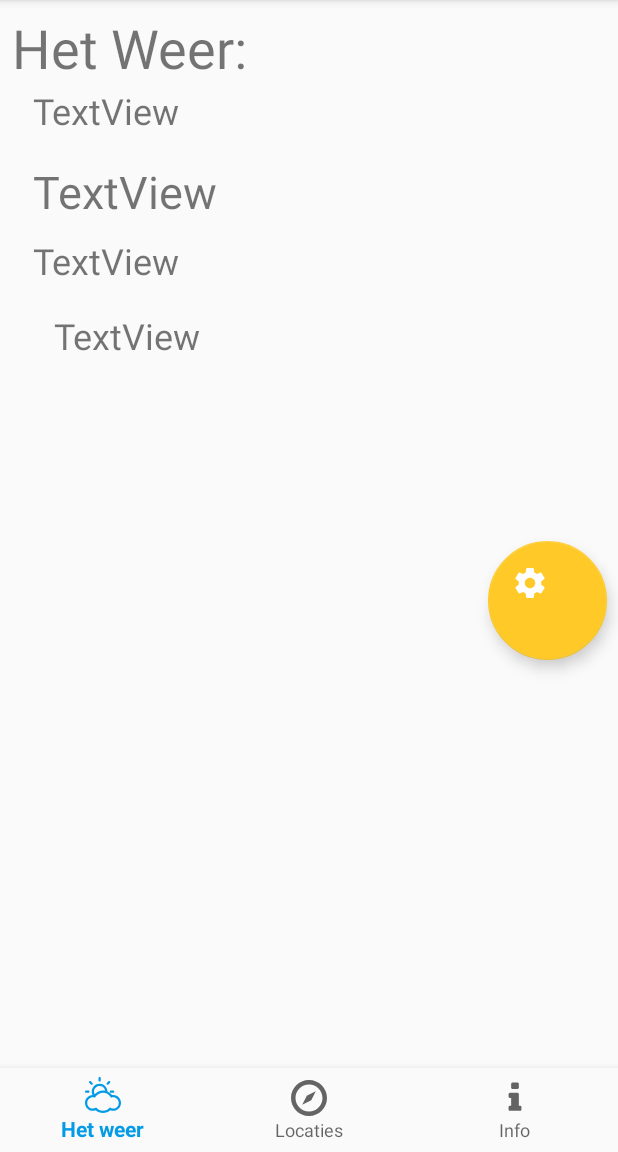
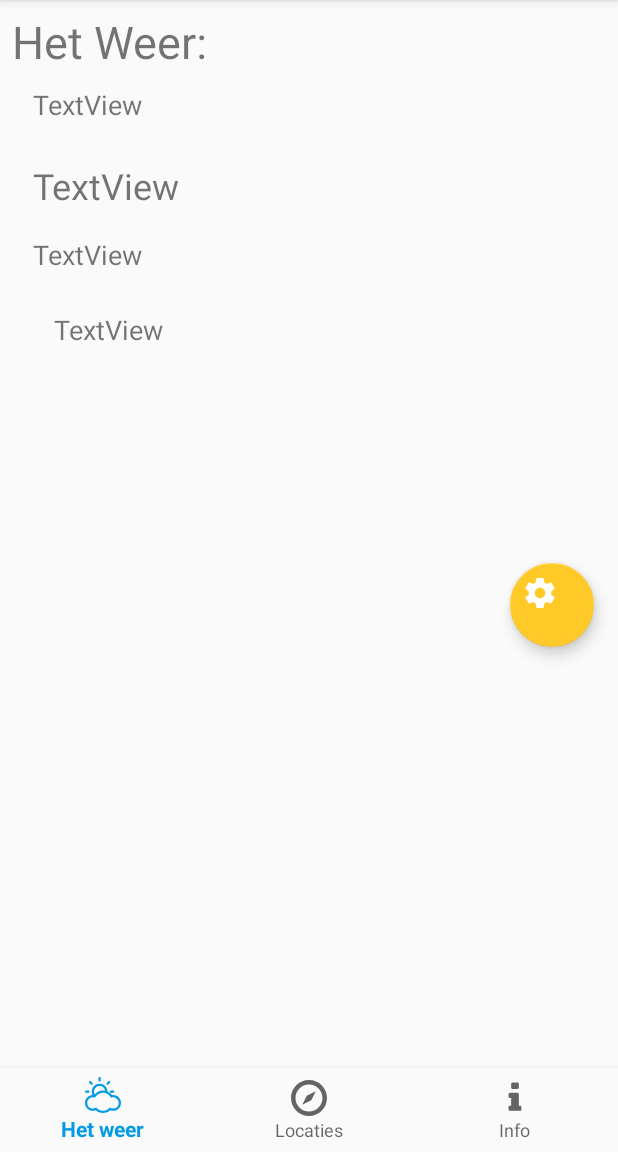
Before and after one commit to johnbaaij/Myweather, an Android app: the screen it shows after launch (MainActivity), on a phone screen of 412 x 824 dp, the part 84-1236 px from its top. Run offline under Robolectric (Android 15) with nearby library versions, the phone set to English and light mode, and no system bars; 1 statement that could not run was skipped.

Commit message:
fixes some layout margins

```diff
--- a/app/src/main/res/layout/text_clicked_layout.xml
+++ b/app/src/main/res/layout/text_clicked_layout.xml
@@ -10,27 +10,27 @@
         android:layout_width="match_parent"
         android:layout_height="62dp"
         android:text="Title"
-        android:textSize="30sp" />
+        android:textSize="24sp" />
 
     <TextView
         android:id="@+id/temp"
         android:layout_width="match_parent"
         android:layout_height="50dp"
         android:text="TextView"
-        android:textSize="24sp" />
+        android:textSize="18sp" />
 
     <TextView
         android:id="@+id/minTemp"
         android:layout_width="match_parent"
         android:layout_height="50dp"
         android:text="TextView"
-        android:textSize="24sp" />
+        android:textSize="18sp" />
 
     <TextView
         android:id="@+id/maxTemp"
         android:layout_width="match_parent"
         android:layout_height="50dp"
         android:text="TextView"
-        android:textSize="24sp" />
+        android:textSize="18sp" />
 
 </LinearLayout>
--- a/app/src/main/res/layout/weer_layout.xml
+++ b/app/src/main/res/layout/weer_layout.xml
@@ -12,20 +12,20 @@
         android:id="@+id/textView"
         android:layout_width="0dp"
         android:layout_height="0dp"
+        android:layout_marginEnd="8dp"
+        android:layout_marginStart="8dp"
+        android:layout_marginTop="7dp"
         android:text="Het Weer:"
-        android:textSize="36sp"
-        tools:layout_constraintTop_creator="1"
+        android:textSize="30sp"
+        app:layout_constraintBottom_toTopOf="@+id/textTemp"
+        app:layout_constraintLeft_toLeftOf="parent"
+        app:layout_constraintRight_toRightOf="parent"
+        app:layout_constraintTop_toTopOf="parent"
+        app:layout_constraintVertical_bias="1.0"
+        tools:layout_constraintBottom_creator="1"
+        tools:layout_constraintLeft_creator="1"
         tools:layout_constraintRight_creator="1"
-        tools:layout_constraintBottom_creator="1"
-        app:layout_constraintBottom_toTopOf="@+id/textTemp"
-        android:layout_marginStart="8dp"
-        android:layout_marginEnd="8dp"
-        app:layout_constraintRight_toRightOf="parent"
-        android:layout_marginTop="7dp"
-        tools:layout_constraintLeft_creator="1"
-        app:layout_constraintLeft_toLeftOf="parent"
-        app:layout_constraintTop_toTopOf="parent"
-        app:layout_constraintVertical_bias="1.0" />
+        tools:layout_constraintTop_creator="1" />
 
     <TextView
         android:id="@+id/textTemp"
@@ -35,7 +35,7 @@
         android:layout_marginStart="8dp"
         android:layout_marginTop="57dp"
         android:text="TextView"
-        android:textSize="24sp"
+        android:textSize="18sp"
         app:layout_constraintLeft_toLeftOf="parent"
         app:layout_constraintRight_toRightOf="parent"
         app:layout_constraintTop_toTopOf="parent"
@@ -47,56 +47,55 @@
         android:id="@+id/textStad"
         android:layout_width="0dp"
         android:layout_height="50dp"
+        android:layout_marginTop="0dp"
         android:text="TextView"
-        android:textSize="30sp"
-        tools:layout_constraintTop_creator="1"
-        tools:layout_constraintRight_creator="1"
+        android:textSize="24sp"
+        app:layout_constraintHorizontal_bias="0.0"
+        app:layout_constraintLeft_toLeftOf="@+id/textTemp"
         app:layout_constraintRight_toRightOf="@+id/textTemp"
         app:layout_constraintTop_toBottomOf="@+id/textTemp"
         tools:layout_constraintLeft_creator="1"
-        app:layout_constraintLeft_toLeftOf="@+id/textTemp"
-        android:layout_marginTop="0dp"
-        app:layout_constraintHorizontal_bias="0.0" />
+        tools:layout_constraintRight_creator="1"
+        tools:layout_constraintTop_creator="1" />
 
     <TextView
         android:id="@+id/textMinTemp"
         android:layout_width="0dp"
         android:layout_height="50dp"
+        android:layout_marginTop="0dp"
         android:text="TextView"
-        android:textSize="24sp"
-        tools:layout_constraintTop_creator="1"
-        tools:layout_constraintRight_creator="1"
+        android:textSize="18sp"
+        app:layout_constraintHorizontal_bias="1.0"
+        app:layout_constraintLeft_toLeftOf="@+id/textStad"
         app:layout_constraintRight_toRightOf="@+id/textStad"
         app:layout_constraintTop_toBottomOf="@+id/textStad"
         tools:layout_constraintLeft_creator="1"
-        app:layout_constraintLeft_toLeftOf="@+id/textStad"
-        android:layout_marginTop="0dp"
-        app:layout_constraintHorizontal_bias="1.0" />
+        tools:layout_constraintRight_creator="1"
+        tools:layout_constraintTop_creator="1" />
 
     <TextView
         android:id="@+id/textMaxTemp"
         android:layout_width="368dp"
         android:layout_height="50dp"
+        android:layout_marginEnd="8dp"
+        android:layout_marginRight="8dp"
+        android:layout_marginTop="0dp"
         android:text="TextView"
-        android:textSize="24sp"
+        android:textSize="18sp"
         app:layout_constraintRight_toRightOf="parent"
-        android:layout_marginRight="8dp"
-        tools:layout_constraintTop_creator="1"
-        android:layout_marginEnd="8dp"
         app:layout_constraintTop_toBottomOf="@+id/textMinTemp"
-        android:layout_marginTop="0dp" />
+        tools:layout_constraintTop_creator="1" />
 
     <android.support.design.widget.FloatingActionButton
         android:id="@+id/fab"
-        android:layout_width="79dp"
-        android:layout_height="79dp"
+        android:layout_width="56dp"
+        android:layout_height="56dp"
+        android:layout_marginRight="16dp"
+        android:layout_marginTop="118dp"
         android:clickable="true"
-        app:fabSize="normal"
-        app:srcCompat="@drawable/ic_settings_black_24dp"
-        android:layout_marginEnd="7dp"
-        android:layout_marginTop="103dp"
+        app:fabSize="mini"
+        app:layout_constraintRight_toRightOf="parent"
         app:layout_constraintTop_toBottomOf="@+id/textMaxTemp"
-        android:layout_marginRight="7dp"
-        app:layout_constraintRight_toRightOf="parent" />
+        app:srcCompat="@drawable/ic_settings_black_24dp" />
 
 </android.support.constraint.ConstraintLayout>
```
